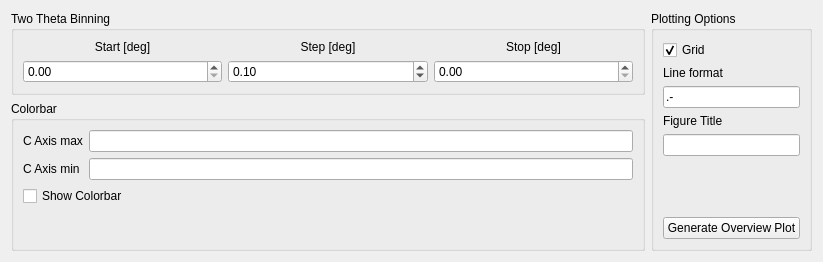
Before: the Qt Designer form src/main/resources/base/Views/dataOverview.ui in Jakob-Lass/DMC-GUI, drawn with Qt 5.
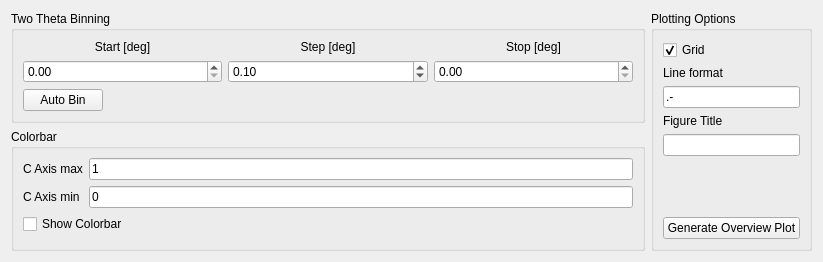
After: the same form once the commit is applied.

Commit message: Add auto bin button

```diff
--- a/src/main/resources/base/Views/dataOverview.ui
+++ b/src/main/resources/base/Views/dataOverview.ui
@@ -119,7 +119,34 @@
            </layout>
           </item>
           <item>
-           <layout class="QHBoxLayout" name="horizontalLayout_2"/>
+           <layout class="QHBoxLayout" name="horizontalLayout_2">
+            <property name="sizeConstraint">
+             <enum>QLayout::SetDefaultConstraint</enum>
+            </property>
+            <property name="topMargin">
+             <number>0</number>
+            </property>
+            <item>
+             <widget class="QPushButton" name="DataOverview_autoBin_button">
+              <property name="text">
+               <string>Auto Bin</string>
+              </property>
+             </widget>
+            </item>
+            <item>
+             <spacer name="horizontalSpacer">
+              <property name="orientation">
+               <enum>Qt::Horizontal</enum>
+              </property>
+              <property name="sizeHint" stdset="0">
+               <size>
+                <width>40</width>
+                <height>20</height>
+               </size>
+              </property>
+             </spacer>
+            </item>
+           </layout>
           </item>
          </layout>
         </item>
@@ -142,10 +169,18 @@
            </widget>
           </item>
           <item row="2" column="1">
-           <widget class="QLineEdit" name="DataOverview_CAxisMax_lineEdit"/>
+           <widget class="QLineEdit" name="DataOverview_CAxisMax_lineEdit">
+            <property name="text">
+             <string>1</string>
+            </property>
+           </widget>
           </item>
           <item row="3" column="1">
-           <widget class="QLineEdit" name="DataOverview_CAxisMin_lineEdit"/>
+           <widget class="QLineEdit" name="DataOverview_CAxisMin_lineEdit">
+            <property name="text">
+             <string>0</string>
+            </property>
+           </widget>
           </item>
           <item row="3" column="0">
            <widget class="QLabel" name="label_6">
```
The commit also changes 1 other file.
